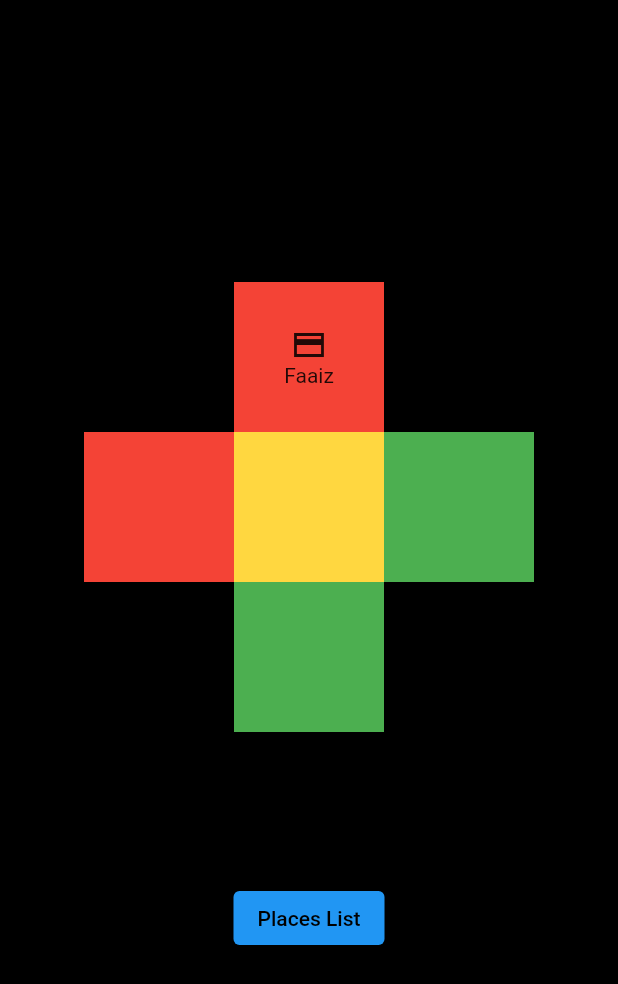
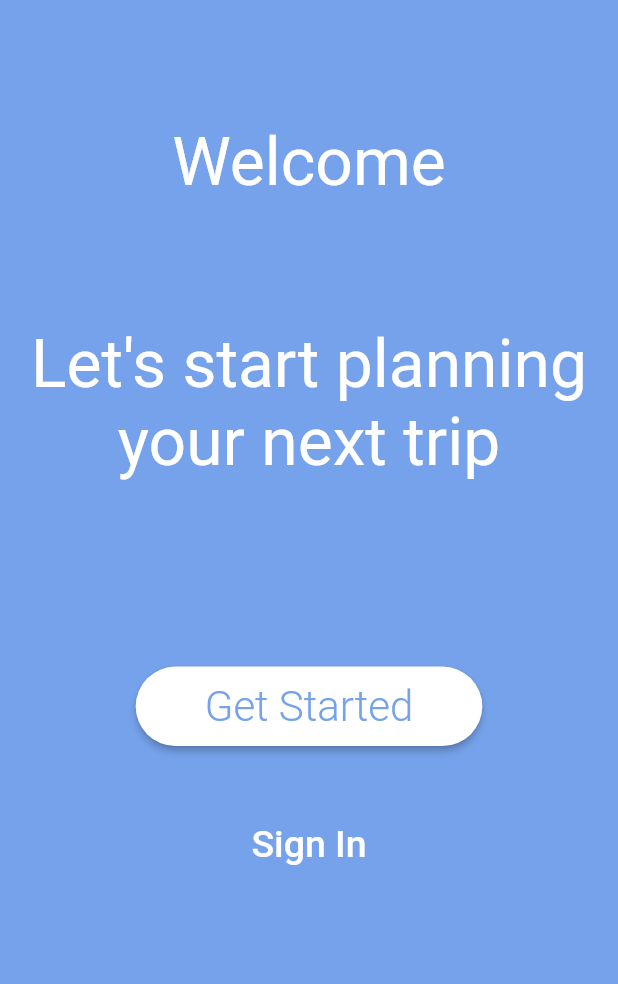
Before and after one commit to muzammil-git/container_pattern, a Flutter app: the screen it shows after launch, on a phone screen of 412 x 824 dp. Shown: the top 984 px of the screen. Run offline on Flutter 3.47's test engine with Material 2 defaults, Android fonts, the phone set to English and light mode, and no system bars; drawn by our look-alikes of auto_size_text; our stand-ins replace firebase_core; accounts and stored records are empty.

Commit message:
Completed the Card now moving towards SignUp&SignIn

```diff
--- a/lib/main.dart
+++ b/lib/main.dart
@@ -1,7 +1,11 @@
-import 'package:container_pattern/PlacesList.dart';
+import 'package:container_pattern/views/HomeView.dart';
+import 'package:container_pattern/views/new_trips/first_view.dart';
+import 'package:firebase_core/firebase_core.dart';
 import 'package:flutter/material.dart';
 
-void main() {
+Future<void> main() async {
+  WidgetsFlutterBinding.ensureInitialized();
+  await Firebase.initializeApp();
   runApp(MyApp());
 }
 
@@ -15,7 +19,8 @@ class MyApp extends StatelessWidget {
         primarySwatch: Colors.blue,
         visualDensity: VisualDensity.adaptivePlatformDensity,
       ),
-      home: MyHomePage(title: 'Flutter Demo Home Page'),
+      home: FirstView(),
+      // home: MyHomePage(title: 'Flutter Demo Home Page'),
     );
   }
 }
@@ -105,7 +110,7 @@ class _MyHomePageState extends State<MyHomePage> {
 
                 onPressed: (){
                   Navigator.push(context, MaterialPageRoute(builder: (context) =>
-                  PlacesList()));
+                  HomeView()));
                 },
               ),
             )
--- /dev/null
+++ b/lib/views/new_trips/budget_view.dart
@@ -0,0 +1,54 @@
+import 'package:cloud_firestore/cloud_firestore.dart';
+import 'package:container_pattern/model/Trip.dart';
+import 'package:flutter/material.dart';
+
+class NewTripBudgetView extends StatelessWidget {
+  // final Future<FirebaseApp> _tripApp = Firebase.initializeApp();
+  final db = FirebaseFirestore.instance;
+  final Trip trip;
+
+  NewTripBudgetView({Key key, @required this.trip}) : super(key: key);
+  @override
+  Widget build(BuildContext context) {
+    return Scaffold(
+      appBar: AppBar(
+        title: Text('Create Trip - Location'),
+      ),
+      body: Container(
+        child: Center(
+          child: Column(
+            mainAxisAlignment: MainAxisAlignment.center,
+            children: [
+              Text('Finish'),
+              Text('${trip.title}'),
+              Text('${trip.startDate}'),
+              Text('${trip.endDate}'),
+              Text('${trip.budget}'),
+              ElevatedButton(
+                onPressed: () async {
+                  //save data to firebase
+                  await db.collection("trips").add({
+                    'title': trip.title,
+                    'startDate': trip.startDate,
+                    'endDate': trip.endDate,
+                  });
+
+                  Navigator.of(context).popUntil((route) => route.isFirst);
+                },
+                child: Text('Finish'),
+              ),
+            ],
+          ),
+        ),
+      ),
+    );
+  }
+
+  void postTrip() async {
+    await db.collection("trips").add({
+      'title': trip.title,
+      'startDate': trip.startDate,
+      'endDate': trip.endDate,
+    });
+  }
+}
--- /dev/null
+++ b/lib/views/new_trips/first_view.dart
@@ -0,0 +1,79 @@
+import 'package:auto_size_text/auto_size_text.dart';
+import 'package:flutter/cupertino.dart';
+import 'package:flutter/material.dart';
+
+class FirstView extends StatelessWidget {
+  final primaryColor = const Color(0xFF75A2EA);
+
+  @override
+  Widget build(BuildContext context) {
+    final _width = MediaQuery.of(context).size.width;
+    final _height = MediaQuery.of(context).size.height;
+
+    return Scaffold(
+        body: Container(
+            width: _width,
+            height: _height,
+            color: primaryColor,
+            child: SafeArea(
+              child: Column(
+                children: [
+                  SizedBox(
+                    height: _height * 0.10,
+                  ),
+                  Text(
+                    'Welcome',
+                    style: TextStyle(fontSize: 44, color: Colors.white),
+                  ),
+                  SizedBox(
+                    height: _height * 0.10,
+                  ),
+                  AutoSizeText(
+                    "Let's start planning your next trip",
+                    maxLines: 2,
+                    textAlign: TextAlign.center,
+                    style: TextStyle(
+                      fontSize: 44,
+                      color: Colors.white,
+                    ),
+                  ),
+                  SizedBox(
+                    height: _height * 0.15,
+                  ),
+                  ElevatedButton(
+                    onPressed: () {},
+                    style: ElevatedButton.styleFrom(
+                      shape: RoundedRectangleBorder(
+                          borderRadius: BorderRadius.circular(30)),
+                      primary: Colors.white,
+                      onPrimary: primaryColor,
+                    ),
+                    child: Padding(
+                      padding: const EdgeInsets.only(
+                          top: 10, bottom: 10, left: 30, right: 30),
+                      child: Text(
+                        'Get Started',
+                        style: TextStyle(
+                            fontSize: 28, fontWeight: FontWeight.w300),
+                      ),
+                    ),
+                  ),
+                  SizedBox(
+                    height: _height * 0.05,
+                  ),
+                  TextButton(
+                      onPressed:(){},
+                      child: Text('Sign In',
+                      style: TextStyle(
+                        fontSize: 25,
+                        color: Colors.white,
+                      ),),
+                  ),
+
+
+
+                ],
+              ),
+            )));
+  }
+}
--- a/pubspec.yaml
+++ b/pubspec.yaml
@@ -23,6 +23,10 @@ environment:
 dependencies:
   flutter:
     sdk: flutter
+  firebase_core: ^0.7.0
+  cloud_firestore: ^0.16.0+1
+  intl: ^0.17.0
+  auto_size_text: ^2.1.0
 
 
   # The following adds the Cupertino Icons font to your application.
```
Also changed, not shown: lib/Pages.dart (added, +23 -0 lines), lib/Trip.dart (deleted, +0 -9 lines), lib/model/Trip.dart (added, +14 -0 lines), lib/views/HomeView.dart (added, +69 -0 lines), lib/views/PlacesListView.dart (renamed from lib/PlacesList.dart, +5 -3 lines), lib/views/new_trips/date_view.dart (added, +130 -0 lines), lib/views/new_trips/location_view.dart (added, +46 -0 lines), flutter_01.png (added), flutter_02.png (added), flutter_03.png (added), flutter_04.png (added), flutter_05.png (added), flutter_06.png (added), flutter_07.png (added), 2 more files, 2 other files.
